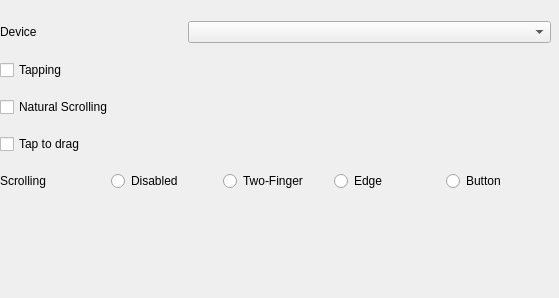
Qt form lxqt-config-input/touchpadconfig.ui (lxqt/lxqt-config) before a commit.
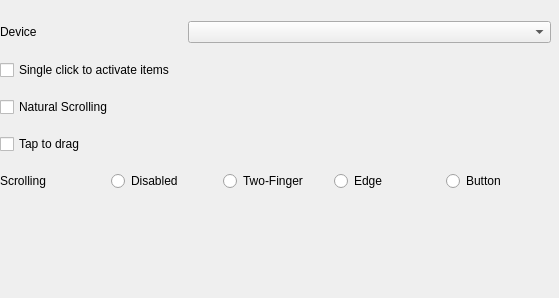
The same form after that commit.

Commit message: Use the same terms as mouse config to make translators' life easier

Diff of the .ui file:
```diff
--- a/lxqt-config-input/touchpadconfig.ui
+++ b/lxqt-config-input/touchpadconfig.ui
@@ -40,7 +40,7 @@
     <item>
      <widget class="QCheckBox" name="tappingEnabledCheckBox">
       <property name="text">
-       <string>Tapping</string>
+       <string>Single click to activate items</string>
       </property>
      </widget>
     </item>
```
